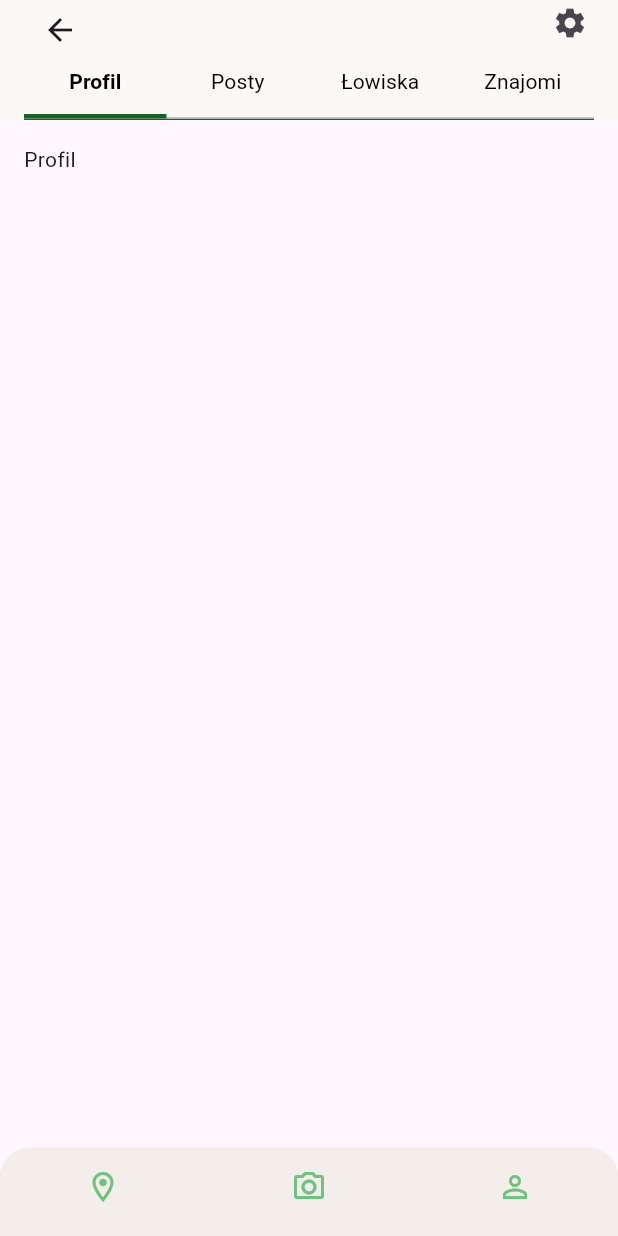
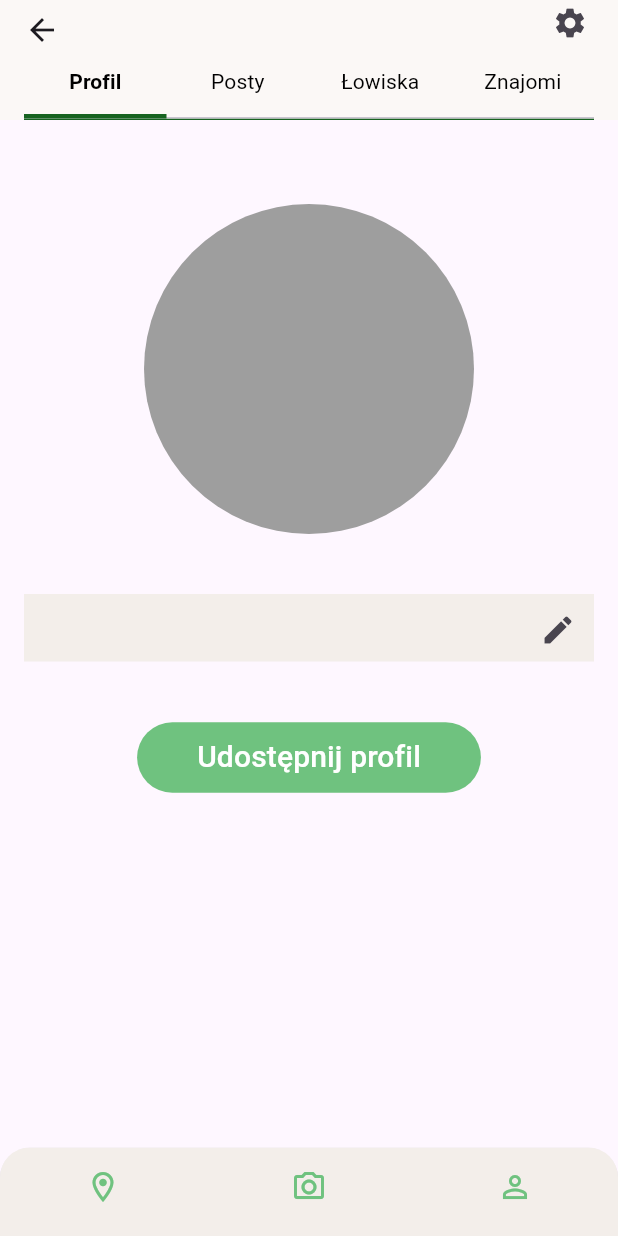
Before and after one commit to jgeb28/AleOkaz, a Flutter app: the ProfileScreen screen opened by its route, on a phone screen of 412 x 824 dp. Run offline on Flutter 3.47's test engine with Material 3 defaults, Android fonts, the phone set to English and light mode, and no system bars; our stand-ins replace connectivity_plus, flutter_secure_storage, get, shared_preferences, sign_in_button; accounts and stored records are empty.

Commit message:
other user profile initial version

```diff
--- a/frontend/lib/main.dart
+++ b/frontend/lib/main.dart
@@ -32,6 +32,7 @@ class MyApp extends StatelessWidget {
         GetPage(name: '/register', page: () => const RegisterScreen()),
         GetPage(name: '/login', page: () => const LoginScreen()),
         GetPage(name: '/profile', page: () => const ProfileScreen()),
+        GetPage(name: '/profile/:username', page: () => const ProfileScreen())
 
       ],
       home: const LoginScreen(),
--- a/frontend/lib/screens/profile/posts_tab.dart
+++ b/frontend/lib/screens/profile/posts_tab.dart
@@ -3,7 +3,11 @@ import 'package:ale_okaz/widgets/post_container.dart';
 import 'package:flutter/material.dart';
 
 class PostsTab extends StatelessWidget {
-  const PostsTab({super.key});
+  const PostsTab({
+    required this.isMyProfile,
+    super.key});
+
+  final bool isMyProfile;
 
   static List<Post> posts =
   [
--- a/frontend/lib/screens/profile/profile.dart
+++ b/frontend/lib/screens/profile/profile.dart
@@ -1,6 +1,9 @@
+import 'package:ale_okaz/widgets/profile_tabs.dart';
 import 'package:flutter/material.dart';
 import 'package:get/get.dart';
 import 'package:shared_preferences/shared_preferences.dart';
+
+import 'package:ale_okaz/services/auth_service.dart';
 
 import 'package:ale_okaz/utils/colors.dart';
 import 'package:ale_okaz/screens/profile/fishing_spots_tab.dart';
@@ -9,7 +12,6 @@ import 'package:ale_okaz/screens/profile/posts_tab.dart';
 import 'package:ale_okaz/screens/profile/profile_tab.dart';
 import 'package:ale_okaz/widgets/bottom_navbar.dart';
 
-
 class ProfileScreen extends StatefulWidget {
   const ProfileScreen({super.key});
 
@@ -17,18 +19,48 @@ class ProfileScreen extends StatefulWidget {
   State<ProfileScreen> createState() => _ProfileScreenState();
 }
 
-class _ProfileScreenState extends State<ProfileScreen> with TickerProviderStateMixin {
+class _ProfileScreenState extends State<ProfileScreen>
+    with TickerProviderStateMixin {
+  late final TabController _tabController;
+  final AuthService _authService = AuthService();
+  String? _username;
+  bool _isMyProfile = false;
 
-  late final TabController _tabController;
+  Future<void> _loadUsername() async {
+    _username = Get.parameters['username'];
+    if (_username == null) {
+      final prefs = await SharedPreferences.getInstance();
+      setState(() {
+        String? name = prefs.getString('username');
+        if (name == null) {
+          Get.offAllNamed('/login');
+        }
+        _isMyProfile = true;
+        _username = name;
+      });
+    }
+  }
 
-  Future<String> _getUsername() async {
-    final prefs = await SharedPreferences.getInstance();
-    return prefs.getString('username') ?? "";
+  Future<void> _addFriend() async {
+    try {
+      await _authService.sendPOSTRequest(
+        'http://10.0.2.2:8080/api/friends/add',
+        {'username': _username},
+      );
+      Get.snackbar('Sukcess', 'Pomyślnie dodano znajomego',
+      backgroundColor: Colors.green,
+      );
+    } catch (ex) {
+      Get.snackbar('Błąd', "Coś poszło nie tak w trakcie dodawania znajomego : $ex",
+      backgroundColor: Colors.red,
+      );
+    }
   }
 
   @override
   void initState() {
     super.initState();
+    _loadUsername();
     _tabController = TabController(length: 4, vsync: this);
   }
 
@@ -40,78 +72,41 @@ class _ProfileScreenState extends State<ProfileScreen> with TickerProviderStateM
 
   @override
   Widget build(BuildContext context) {
-    return(
-        Scaffold(
-          appBar:AppBar(
-            title: FutureBuilder<String>(
-              future: _getUsername(),
-
-              builder:(context, snapshot) {
-                String username = "";
-                if(snapshot.hasData) {
-                  username = snapshot.data!;
-                }
-                return Text(username,
+    return (Scaffold(
+      appBar: AppBar(
+        title: Text(
+          _username ?? "Loading...",
           style: const TextStyle(
             fontFamily: 'Righteous',
             fontSize: 16,
-                      ),);}
+          ),
         ),
         centerTitle: true,
         backgroundColor: primaryBackgroundColor,
-            leading: Container(
-                margin: const EdgeInsets.only(right: 20.0, left: 20.0),
-                child: IconButton(icon: Icon(Icons.arrow_back), onPressed: () {
-                  Get.back();
-                },)),
-
         actions: [
           Container(
             margin: const EdgeInsets.only(right: 20.0, left: 20.0),
-                child: const Icon(Icons.settings))
+            child: _isMyProfile
+                ? const Icon(Icons.settings)
+                : IconButton(
+                    onPressed: _addFriend,
+                    icon: const Icon(Icons.person_add_rounded)),
+          )
         ],
-            bottom: PreferredSize(
-              preferredSize: const Size.fromHeight(24),
-              child: Padding(
-                padding: const EdgeInsets.only(left: 16.0, right: 16.0),
-                child: Container(
-                  decoration: const BoxDecoration(
-                    border: Border(
-                      bottom: BorderSide(
-                        width: 1.0,
-                        color: tabGreenColor))
-                  ),
-                  child: TabBar(
-                    controller: _tabController,
-                    indicator: const UnderlineTabIndicator(
-                      borderSide: BorderSide(width: 3.0, color: tabGreenColor)
-                    ),
-                    indicatorSize: TabBarIndicatorSize.tab,
-                    labelStyle: const TextStyle(fontWeight: FontWeight.bold, fontSize: 14),
-                    unselectedLabelStyle: const TextStyle(fontWeight: FontWeight.normal, fontSize: 14),
-                    labelColor: Colors.black,
-                    unselectedLabelColor: Colors.black,
-                    indicatorColor: tabGreenColor,
-                    tabs: const <Widget> [
-                      Tab(text: 'Profil'),
-                      Tab(text: 'Posty'),
-                      Tab(text: 'Łowiska'),
-                      Tab(text: 'Znajomi')
-                    ],
-                  ),
-                ),
-              ),
-            ),
+        bottom: ProfileTabs(tabController: _tabController),
       ),
       body: Padding(
         padding: const EdgeInsets.all(16.0),
         child: TabBarView(
           controller: _tabController,
-              children: const <Widget>[
-                ProfileTab(),
-                PostsTab(),
+          children: <Widget>[
+            ProfileTab(username: _username, isMyProfile: _isMyProfile),
+            PostsTab(isMyProfile: _isMyProfile),
             FishingSpotsTab(),
-                FriendsTab(),
+            FriendsTab(
+              isMyProfile: _isMyProfile,
+              username: _username,
+            ),
           ],
         ),
       ),
--- a/frontend/lib/screens/profile/profile_tab.dart
+++ b/frontend/lib/screens/profile/profile_tab.dart
@@ -1,14 +1,136 @@
+import 'package:ale_okaz/utils/colors.dart';
 import 'package:flutter/material.dart';
 
-class ProfileTab extends StatelessWidget {
-  const ProfileTab({super.key});
+class ProfileTab extends StatefulWidget {
+  const ProfileTab({
+    required this.isMyProfile,
+    required this.username,
+    super.key});
 
+  final String? username;
+  final bool isMyProfile;
+  @override
+  State<ProfileTab> createState() => _ProfileTabState();
+}
+
+class _ProfileTabState extends State<ProfileTab> {
+  bool _isEdited = false;
+  late TextEditingController _nameController;
+
+  @override
+  void initState() {
+    _nameController = TextEditingController(text: widget.username);
+    _isEdited = false;
+    super.initState();
+  }
+
+  @override
+  void dispose() {
+    _nameController.dispose();
+    super.dispose();
+  }
 
   @override
   Widget build(BuildContext context) {
-    return (
-      Container(
-        child: const Text('Profil'),)
-    );
+    return (Column(
+      children: [
+        const SizedBox(
+          height: 40,
+        ),
+        Container(
+          height: 220,
+          width: 220,
+          decoration: const BoxDecoration(
+            shape: BoxShape.circle,
+            color: Colors.grey,
+          ),
+        ),
+        const SizedBox(
+          height: 40,
+        ),
+        Container(
+          height: 45,
+          width: double.infinity,
+          decoration: const BoxDecoration(
+            color: offWhiteColor,
+          ),
+          child: widget.isMyProfile ? Stack(
+            children: [
+              Align(
+                alignment: Alignment.center,
+                child: _isEdited ? TapRegion(
+                  onTapOutside: (tap) {
+                    setState(() {
+                      _isEdited = false;
+                    });
+                  }
+                  ,
+                  child: TextField(
+                      controller: _nameController,
+                        textAlign: TextAlign.center,
+                        style: const TextStyle(fontSize: 24),
+                        autofocus: true,
+                        decoration: const InputDecoration(
+                          border: InputBorder.none,
+                          isDense: true,
+                          contentPadding: EdgeInsets.zero,
+                        ),
+                        onSubmitted: (newUsername) {
+                          setState(() {
+                            _isEdited = false;
+                          });
+                        },
+                    ),
+                )
+                :
+                Text(
+                  widget.username ?? "Loading...",
+                  textAlign: TextAlign.center,
+                  style: const TextStyle(
+                    fontSize: 24,
+                  ),
+                ),
+              ),
+              Positioned(
+                right: 0,
+                child: IconButton(
+                  onPressed: () {
+                    setState(() {
+                        _isEdited = !_isEdited;
+                      });
+                  },
+                  icon: const Icon(Icons.edit),
+                ),
+              ),
+            ],
+          ) :
+          Text(
+                  widget.username ?? "Loading...",
+                  textAlign: TextAlign.center,
+                  style: const TextStyle(
+                    fontSize: 24,
+                  ),
+                ),
+        ),
+        const SizedBox(
+          height: 40,
+        ),
+        widget.isMyProfile ? FilledButton(
+          onPressed: () {},
+          style: FilledButton.styleFrom(
+            padding: const EdgeInsets.only(left: 40, right: 40, top: 9, bottom: 9),
+            backgroundColor: buttonBackgroundColor,
+          ),
+          child: const Text(
+            'Udostępnij profil',
+            style: TextStyle(
+              fontFamily: 'Roboto',
+              fontSize: 20,
+            ),
+          ),
+        ) :
+        IconButton(onPressed: (){}, icon: Icon(Icons.person_add_alt_rounded)),
+      ],
+    ));
   }
 }
--- a/frontend/lib/services/internet_controller.dart
+++ b/frontend/lib/services/internet_controller.dart
@@ -1,5 +1,4 @@
 import 'package:connectivity_plus/connectivity_plus.dart';
-import 'package:flutter/material.dart';
 import 'package:get/get.dart';
 
 class InternetController extends GetxController {
--- a/frontend/lib/widgets/friend_container.dart
+++ b/frontend/lib/widgets/friend_container.dart
@@ -5,11 +5,13 @@ class FriendContainer extends StatelessWidget {
 
   final String friendName;
   final Image? friendImage = null;
+  final Map<String,String> friendOptions;
   final Function onSelected;
 
   const FriendContainer({
     required this.friendName,
     required this.onSelected,
+    required this.friendOptions,
     super.key});
 
   @override
@@ -38,9 +40,9 @@ class FriendContainer extends StatelessWidget {
                       color: Colors.grey,
                     ),
                   ),
-                  SizedBox(width: 22),
+                  const SizedBox(width: 22),
                   Text(friendName,
-                  style: TextStyle(fontSize: 16),),
+                  style: const TextStyle(fontSize: 16),),
                 ],
               ),
               PopupMenuButton<String>(
--- a/frontend/lib/widgets/post_container.dart
+++ b/frontend/lib/widgets/post_container.dart
@@ -11,7 +11,7 @@ class PostContainer extends StatelessWidget {
     return GestureDetector(
       onTap: () {
         ScaffoldMessenger.of(context).showSnackBar(
-                      SnackBar(content: Text('TO DO: Przejście do POSTA')));
+                      const SnackBar(content: Text('TO DO: Przejście do POSTA')));
       },
       child: Container(
         padding: const EdgeInsets.all(8),
@@ -29,7 +29,7 @@ class PostContainer extends StatelessWidget {
                     Container(
                       height: 25,
                       width: 25,
-                      padding: EdgeInsets.only(top: 2),
+                      padding: const EdgeInsets.only(top: 2),
                       decoration: const BoxDecoration(
                         shape: BoxShape.circle,
                         color: Colors.black,
--- /dev/null
+++ b/frontend/lib/widgets/profile_tabs.dart
@@ -0,0 +1,45 @@
+import 'package:flutter/material.dart';
+import 'package:ale_okaz/utils/colors.dart';
+
+class ProfileTabs extends StatelessWidget implements PreferredSizeWidget {
+  final TabController tabController;
+
+  const ProfileTabs({
+    required this.tabController,
+    super.key});
+
+  @override
+  Widget build(BuildContext context) {
+
+    return PreferredSize(
+      preferredSize: const Size.fromHeight(24),
+      child: Padding(
+        padding: const EdgeInsets.symmetric(horizontal: 16.0),
+        child: Container(
+          decoration: const BoxDecoration(
+              border: Border(bottom: BorderSide(width: 1.0, color: tabGreenColor))),
+          child: TabBar(
+            controller: tabController,
+            indicator: const UnderlineTabIndicator(
+                borderSide: BorderSide(width: 3.0, color: tabGreenColor)),
+            indicatorSize: TabBarIndicatorSize.tab,
+            labelStyle: const TextStyle(fontWeight: FontWeight.bold, fontSize: 14),
+            unselectedLabelStyle: const TextStyle(fontWeight: FontWeight.normal, fontSize: 14),
+            labelColor: Colors.black,
+            unselectedLabelColor: Colors.black,
+            indicatorColor: tabGreenColor,
+            tabs: const <Widget>[
+              Tab(text: 'Profil'),
+              Tab(text: 'Posty'),
+              Tab(text: 'Łowiska'),
+              Tab(text: 'Znajomi')
+            ],
+          ),
+        ),
+      ),
+    );
+  }
+
+  @override
+  Size get preferredSize => const Size.fromHeight(24);
+}
```
Also changed, not shown: frontend/lib/screens/profile/friends_tab.dart (+75 -23 lines), frontend/lib/screens/profile/profile_controller.dart (added, +45 -0 lines). Lines whose indentation alone changed are shown as unchanged.
